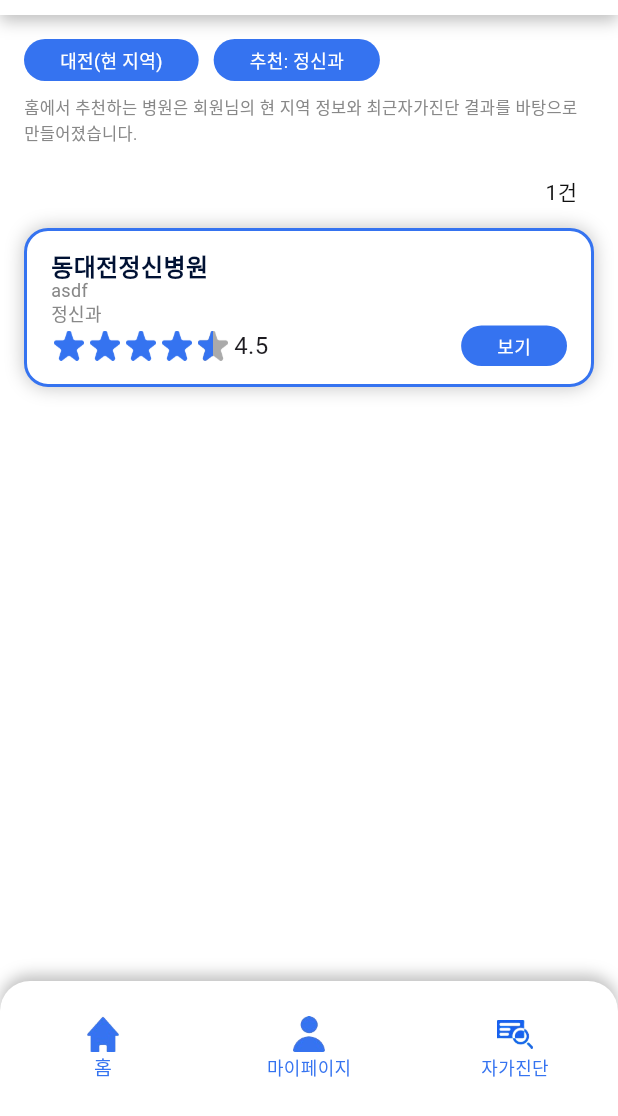
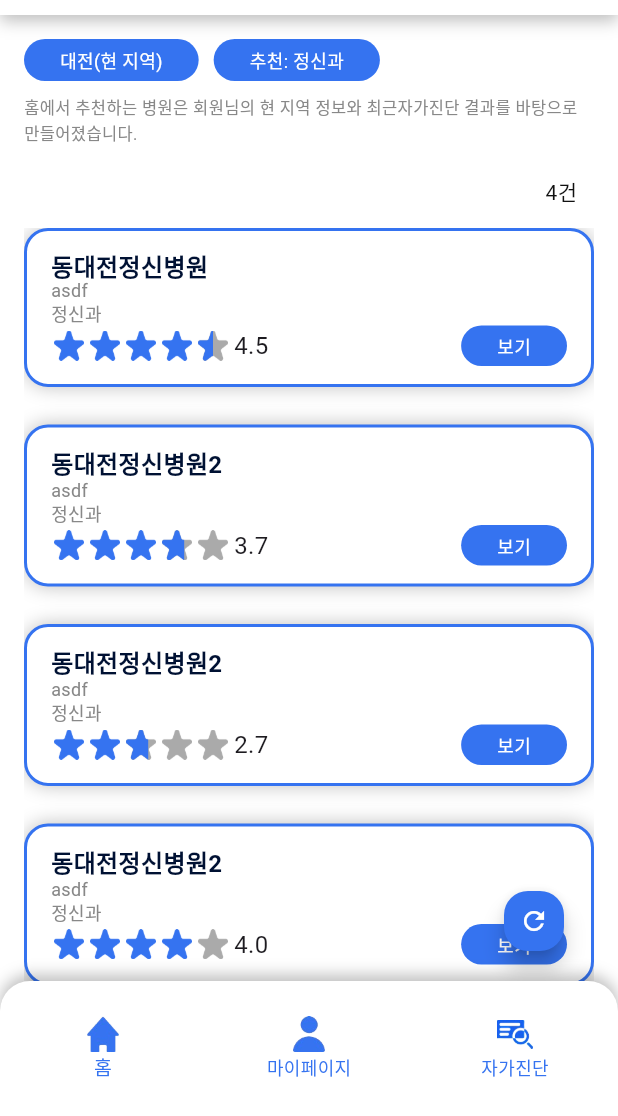
Before and after one commit to kimsee8200/Ambulancey-application, a Flutter app: the Root screen opened directly, on a phone screen of 412 x 824 dp, the part 120-1236 px from its top. Run offline on Flutter 3.47's test engine with Material 3 defaults, Android fonts, the phone set to English and light mode, and no system bars; Roboto replaces fonts that are missing (Pretendard).

Commit message:
feat: apply BottomNav and create Home

```diff
--- a/lib/views/common/button.dart
+++ b/lib/views/common/button.dart
@@ -78,6 +78,7 @@ class _SmallButtonState extends State<SmallButton> {
 
 class FloatingButton extends StatefulWidget {
   final VoidCallback onPressed;
+
   const FloatingButton({super.key, required this.onPressed});
 
   @override
@@ -93,7 +94,7 @@ class _FloatingButtonState extends State<FloatingButton> with SingleTickerProvid
     super.initState();
     _controller = AnimationController(
       vsync: this,
-      duration: const Duration(milliseconds: 500),
+      duration: const Duration(milliseconds: 500)
     );
 
     _animation = CurvedAnimation(
@@ -118,13 +119,14 @@ class _FloatingButtonState extends State<FloatingButton> with SingleTickerProvid
   Widget build(BuildContext context) {
     return FloatingActionButton(
       onPressed: _rotateIcon,
+      mini: true,
       backgroundColor: blue400,
       shape: RoundedRectangleBorder(
-        borderRadius: BorderRadius.circular(24)
+        borderRadius: BorderRadius.circular(16)
       ),
       child: AnimatedBuilder(
         animation: _animation,
-        child: const Icon(Icons.refresh, color: Colors.white, size: 32),
+        child: const Icon(Icons.refresh, color: Colors.white, size: 20),
         builder: (context, child) {
           return Transform.rotate(
             angle: _animation.value * 2 * 3.14159,
--- /dev/null
+++ b/lib/views/home/home.dart
@@ -0,0 +1,67 @@
+import 'package:flutter/material.dart';
+import 'package:ambulancey/models/hospital_model.dart';
+import 'package:ambulancey/views/hospital/hospital_list.dart';
+import 'package:ambulancey/views/common/button.dart';
+
+class Home extends StatefulWidget {
+  const Home({super.key});
+
+  @override
+  State<Home> createState() => _HomeState();
+}
+
+class _HomeState extends State<Home> {
+  void showHospitalDetail(int i){}
+
+  @override
+  Widget build(BuildContext context) {
+    return Scaffold(
+      body: HospitalList(
+        data: const [
+          HospitalModel(
+            id: 1,
+            name: '동대전정신병원',
+            type: '정신과',
+            description: 'desc',
+            openTime: '12',
+            isOpen: false,
+            address: 'asdf',
+            star: 4.5
+          ),
+          HospitalModel(
+            id: 2,
+            name: '동대전정신병원2',
+            type: '정신과',
+            description: 'desc',
+            openTime: '12',
+            isOpen: false,
+            address: 'asdf',
+            star: 3.7
+          ),
+          HospitalModel(
+            id: 3,
+            name: '동대전정신병원2',
+            type: '정신과',
+            description: 'desc',
+            openTime: '12',
+            isOpen: false,
+            address: 'asdf',
+            star: 2.7
+          ),
+          HospitalModel(
+            id: 4,
+            name: '동대전정신병원2',
+            type: '정신과',
+            description: 'desc',
+            openTime: '12',
+            isOpen: false,
+            address: 'asdf',
+            star: 4.0
+          )
+        ],
+        onTap: (_){}
+      ),
+      floatingActionButton: FloatingButton(onPressed: (){})
+    );
+  }
+}
--- a/lib/views/home/root.dart
+++ b/lib/views/home/root.dart
@@ -1,8 +1,7 @@
-import 'package:ambulancey/views/hospital/hospital_list.dart';
 import 'package:flutter/material.dart';
 import 'package:ambulancey/views/common/bottom_navigation.dart';
 import 'package:ambulancey/views/common/header.dart';
-import 'package:ambulancey/models/hospital_model.dart';
+import 'package:ambulancey/views/home/home.dart';
 
 class Root extends StatefulWidget {
   const Root({super.key});
@@ -14,21 +13,7 @@ class Root extends StatefulWidget {
 class _RootState extends State<Root> {
   int _current = 0;
   final List<Widget> _pages = [
-    HospitalList(
-      data: const [
-        HospitalModel(
-          id: 1,
-          name: '동대전정신병원',
-          type: '정신과',
-          description: 'desc',
-          openTime: '12',
-          isOpen: false,
-          address: 'asdf',
-          star: 4.5
-        )
-      ],
-      onTap: (_){}
-    ),
+    const Home(),
     const Text("2"),
     const Text("3")
   ];
@@ -43,7 +28,7 @@ class _RootState extends State<Root> {
     return Scaffold(
       appBar: Header(title: _titles[_current]),
       body: Padding(
-        padding: const EdgeInsets.all(16),
+        padding: const EdgeInsets.fromLTRB(16, 16, 16, 0),
         child: IndexedStack(
           index: _current,
           children: _pages
--- a/lib/views/hospital/hospital_list.dart
+++ b/lib/views/hospital/hospital_list.dart
@@ -40,11 +40,17 @@ class HospitalList extends StatelessWidget {
           )
         ),
         const SizedBox(height: 14),
-        ...List.generate(
-          data.length,
-          (int i)=>HospitalItem(
-            data: data[i],
-            onTap: (int id)=>onTap(id)
+        Expanded(
+          child: SingleChildScrollView(
+            child: Column(
+              children: List.generate(
+                data.length*2,
+                  (int i)=>(i%2 == 0) ? HospitalItem(
+                  data: data[(i~/2)],
+                  onTap: (int id)=>onTap(id)
+                ) : const SizedBox(height: 25)
+              )
+            )
           )
         )
       ]
```
